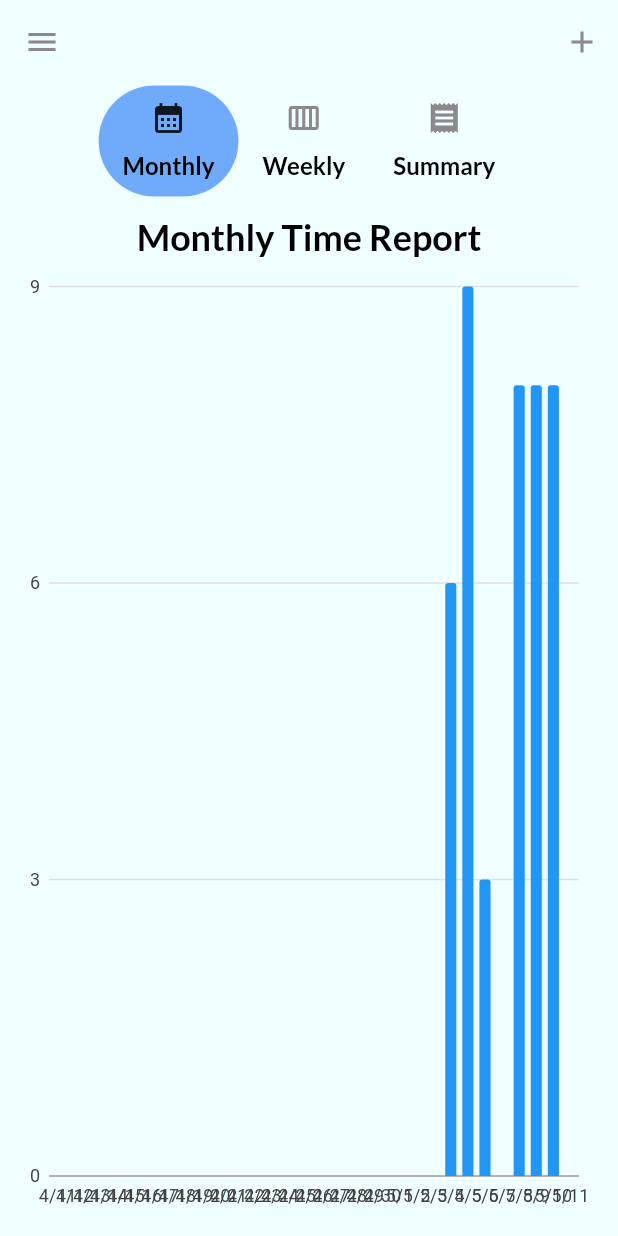
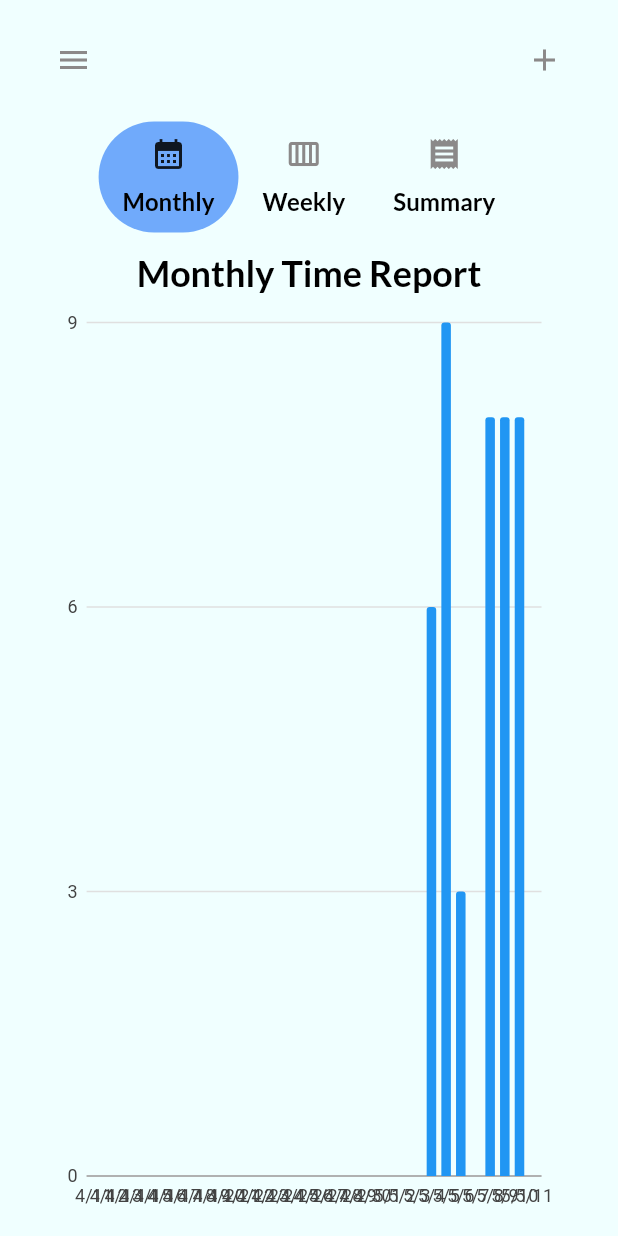
Before and after one commit to iammichellechic/timey-web-app, a Flutter app: the screen it shows after launch, on a phone screen of 412 x 824 dp. Run offline on Flutter 3.47's test engine with Material 2 defaults, Android fonts, the light colour scheme and no system bars; our stand-ins replace charts_flutter, get_it, page_transition, responsive_builder, syncfusion_flutter_calendar; missing offline and left inert: aligned_dialog, syncfusion_flutter_core.

Commit message:
A lot of fixes

```diff
--- a/lib/app/app.dart
+++ b/lib/app/app.dart
@@ -1,15 +1,12 @@
 import 'package:flutter/material.dart';
 import 'package:provider/provider.dart';
+import 'package:timey_web/presentation/pages/base_layout.dart';
 
 import '/presentation/resources/theme_manager.dart';
 
 import '../data/providers/tags.dart';
 import '../data/providers/timeblocks.dart';
 import '../presentation/resources/routes_manager.dart';
-
-
-
-
 
 class MyApp extends StatefulWidget {
   MyApp._internal(); // private named constructor
@@ -39,10 +36,8 @@ class _MyAppState extends State<MyApp> {
         child: MaterialApp(
           title: 'Timey',
           theme: getAppTheme(),
-
           debugShowCheckedModeBanner: false,
-          onGenerateRoute: RouteGenerator.getRoute,
-          initialRoute:Routes.overviewRoute,
+          home: BaseLayout(),
         ));
   }
 }
--- /dev/null
+++ b/lib/locator.dart
@@ -0,0 +1,9 @@
+import 'package:get_it/get_it.dart';
+
+import 'navigation-service.dart';
+
+GetIt locator = GetIt.instance;
+
+void setupLocator() {
+  locator.registerLazySingleton(() => NavigationService());
+}
--- /dev/null
+++ b/lib/navigation-service.dart
@@ -0,0 +1,12 @@
+import 'package:flutter/widgets.dart';
+
+class NavigationService {
+  final GlobalKey<NavigatorState> navigatorKey = GlobalKey<NavigatorState>();
+  Future<dynamic> navigateTo(String routeName) {
+    return navigatorKey.currentState!.pushNamed(routeName);
+  }
+
+  goBack() {
+    navigatorKey.currentState!.pop();
+  }
+}
--- /dev/null
+++ b/lib/presentation/pages/base_layout.dart
@@ -0,0 +1,117 @@
+import 'package:flutter/material.dart';
+import 'package:flutter/widgets.dart';
+import 'package:responsive_builder/responsive_builder.dart';
+import 'package:timey_web/presentation/pages/timeblock_adding_page.dart';
+import 'package:timey_web/presentation/resources/values_manager.dart';
+
+import '../../locator.dart';
+import '../../navigation-service.dart';
+import '../resources/routes_manager.dart';
+import '../shared/menu_drawer.dart';
+
+class BaseLayout extends StatelessWidget {
+  const BaseLayout({Key? key}) : super(key: key);
+
+  @override
+  Widget build(BuildContext context) {
+    return ResponsiveBuilder(
+        builder: (context, sizingInformation) => Scaffold(
+            drawer: sizingInformation.isMobile
+                ? MenuDrawer(
+                    permanentlyDisplay: false,
+                  )
+                : MenuDrawer(
+                    permanentlyDisplay: true,
+                  ),
+            endDrawer: TimeblockPage(),
+            body: CenteredView(
+              child: Column(
+                children: [
+                  NavigationBar(),
+                  Expanded(
+                    child: Navigator(
+                      key: locator<NavigationService>().navigatorKey,
+                      onGenerateRoute: RouteGenerator.getRoute,
+                      initialRoute: Routes.overviewRoute,
+                    ),
+                  ),
+                ],
+              ),
+            )));
+  }
+}
+
+class CenteredView extends StatelessWidget {
+  final Widget child;
+  const CenteredView({Key? key, required this.child}) : super(key: key);
+
+  @override
+  Widget build(BuildContext context) {
+    return Container(
+      padding: const EdgeInsets.symmetric(horizontal: 25),
+      alignment: Alignment.topCenter,
+      child: ConstrainedBox(
+        constraints: BoxConstraints(),
+        child: child,
+      ),
+    );
+  }
+}
+
+class NavigationBar extends StatelessWidget {
+  const NavigationBar({Key? key}) : super(key: key);
+
+  @override
+  Widget build(BuildContext context) {
+    return ScreenTypeLayout(
+      mobile: NavigationBarMobile(),
+      tablet: NavigationBarTabletDesktop(),
+      desktop: NavigationBarTabletDesktop(),
+    );
+  }
+}
+
+class NavigationBarMobile extends StatelessWidget {
+  const NavigationBarMobile({Key? key}) : super(key: key);
+
+  @override
+  Widget build(BuildContext context) {
+    return SizedBox(
+      height: 80,
+      child: Row(
+        mainAxisSize: MainAxisSize.max,
+        mainAxisAlignment: MainAxisAlignment.spaceBetween,
+        children: <Widget>[
+          IconButton(
+            icon: Icon(Icons.menu),
+            onPressed: () async => Scaffold.of(context).openDrawer(),
+          ),
+          IconButton(
+            icon: Icon(Icons.add),
+            onPressed: () async => Scaffold.of(context).openEndDrawer(),
+          )
+          //NavBarLogo()
+        ],
+      ),
+    );
+  }
+}
+
+class NavigationBarTabletDesktop extends StatelessWidget {
+  const NavigationBarTabletDesktop({Key? key}) : super(key: key);
+  @override
+  Widget build(BuildContext context) {
+    return SizedBox(
+      height: 80,
+      child: Row(
+          mainAxisAlignment: MainAxisAlignment.spaceBetween,
+          children: <Widget>[
+            SizedBox(),
+            IconButton(
+              icon: Icon(Icons.add),
+              onPressed: () async => Scaffold.of(context).openEndDrawer(),
+            )
+          ]),
+    );
+  }
+}
--- a/lib/presentation/pages/charts_monthly_page.dart
+++ b/lib/presentation/pages/charts_monthly_page.dart
@@ -13,22 +13,16 @@ import '../resources/values_manager.dart';
 const _daysBefore = 30;
 
 class MonthlyChart extends StatelessWidget {
-  const MonthlyChart({ Key? key }) : super(key: key);
-
+  const MonthlyChart({Key? key}) : super(key: key);
 
   @override
   Widget build(BuildContext context) {
-    return Scaffold(body:buildChartWidget(context)
-
-    );
+    return Scaffold(body: buildChartWidget(context));
   }
 
-   Widget buildChartWidget(BuildContext context) {
+  Widget buildChartWidget(BuildContext context) {
     final timeblocksData = Provider.of<TimeBlocks>(context);
     final timeblocks = timeblocksData.userTimeBlock;
-
-    print(timeblocks.first.reportHours);
-    print(timeblocks.first.remainingMinutes);
 
     List<charts.Series<utils.EntryTotal, String>> seriesData = [
       charts.Series(
--- a/lib/presentation/resources/routes_manager.dart
+++ b/lib/presentation/resources/routes_manager.dart
@@ -15,35 +15,24 @@ class Routes {
 
 class RouteGenerator {
   static Route<dynamic> getRoute(RouteSettings routeSettings) {
-    const int animationDurationMs = 100;
     switch (routeSettings.name) {
       case Routes.overviewRoute:
-        return PageTransition(
-          type: PageTransitionType.rightToLeft,
-          duration: Duration(milliseconds: animationDurationMs),
-          child: OverView(),
-          settings: routeSettings,
-        );
+        return _GeneratePageRoute(
+            widget: OverView(), routeName: routeSettings.name!);
       case Routes.calendarRoute:
-        return PageTransition(
-          type: PageTransitionType.rightToLeft,
-          duration: Duration(milliseconds: animationDurationMs),
-          child: CalendarWidget(),
-          settings: routeSettings,
+        return _GeneratePageRoute(
+          widget: CalendarWidget(),
+          routeName: routeSettings.name!,
         );
       case Routes.tableRoute:
-        return PageTransition(
-          type: PageTransitionType.rightToLeft,
-          duration: Duration(milliseconds: animationDurationMs),
-          child: EditablePage(),
-          settings: routeSettings,
+        return _GeneratePageRoute(
+          widget: EditablePage(),
+          routeName: routeSettings.name!,
         );
       case Routes.formRoute:
-        return PageTransition(
-          type: PageTransitionType.rightToLeft,
-          duration: Duration(milliseconds: animationDurationMs),
-          child: TimeblockPage(),
-          settings: routeSettings,
+        return _GeneratePageRoute(
+          widget: TimeblockPage(),
+          routeName: routeSettings.name!,
         );
       default:
         return unDefinedRoute();
@@ -60,3 +49,29 @@ class RouteGenerator {
             ));
   }
 }
+
+class _GeneratePageRoute extends PageRouteBuilder {
+  final Widget widget;
+  final String routeName;
+  _GeneratePageRoute({required this.widget, required this.routeName})
+      : super(
+            settings: RouteSettings(name: routeName),
+            pageBuilder: (BuildContext context, Animation<double> animation,
+                Animation<double> secondaryAnimation) {
+              return widget;
+            },
+            transitionDuration: Duration(milliseconds: 200),
+            transitionsBuilder: (BuildContext context,
+                Animation<double> animation,
+                Animation<double> secondaryAnimation,
+                Widget child) {
+              return SlideTransition(
+                textDirection: TextDirection.ltr,
+                position: Tween<Offset>(
+                  begin: Offset(1.0, 0.0),
+                  end: Offset.zero,
+                ).animate(animation),
+                child: child,
+              );
+            });
+}
--- a/lib/presentation/screens/chart_overview_screen.dart
+++ b/lib/presentation/screens/chart_overview_screen.dart
@@ -9,63 +9,33 @@ import '/presentation/resources/color_manager.dart';
 import '../shared/menu_drawer.dart';
 
 class OverView extends StatelessWidget {
-
   @override
   Widget build(BuildContext context) {
-      final GlobalKey<ScaffoldState> _scaffoldKey = GlobalKey<ScaffoldState>();
-    final bool displayMobileLayout = MediaQuery.of(context).size.width < 600;
-
-    return Row(
-      children: [
-        if (!displayMobileLayout)
-          const MenuDrawer(
-            permanentlyDisplay: true,
-          ),
-        Expanded(
-          child: Scaffold(
-            appBar: AppBar(
-              backgroundColor: Colors.transparent,
-              iconTheme: IconThemeData(color: ColorManager.grey),
-              elevation: 0,
-              automaticallyImplyLeading: displayMobileLayout,
-              actions: [
-                IconButton(
-                  icon: Icon(Icons.add, color: ColorManager.grey),
-                  hoverColor: ColorManager.blue.withOpacity(0.6),
-                  onPressed: () {
-                    _scaffoldKey.currentState!.openEndDrawer();
-                  },
-                ),
-              ],
-            ),
-            key: _scaffoldKey,
-            //endDrawerEnableOpenDragGesture: false,
-            extendBodyBehindAppBar: true,
-            endDrawer: TimeblockPage(),
-            drawer: displayMobileLayout
-                ? const MenuDrawer(
-                    permanentlyDisplay: false,
-                  )
-                : null,
-            body: buildChartsWidget(context),
-          ),
-        )
-      ],
+    return Container(
+      child: buildChartsWidget(context),
     );
   }
 
   Widget buildChartsWidget(BuildContext context) => TabBarWidget(
         // title: 'Time Reports',
         tabs: [
-          Tab(icon: Icon(Icons.calendar_month), child: Text('Monthly', style: Theme.of(context).textTheme.subtitle1)),
-          Tab(icon: Icon(Icons.calendar_view_week), child: Text('Weekly', style: Theme.of(context).textTheme.subtitle1)),
-          Tab(icon: Icon(Icons.receipt), child: Text('Summary', style:Theme.of(context).textTheme.subtitle1 )),
+          Tab(
+              icon: Icon(Icons.calendar_month),
+              child: Text('Monthly',
+                  style: Theme.of(context).textTheme.subtitle1)),
+          Tab(
+              icon: Icon(Icons.calendar_view_week),
+              child:
+                  Text('Weekly', style: Theme.of(context).textTheme.subtitle1)),
+          Tab(
+              icon: Icon(Icons.receipt),
+              child: Text('Summary',
+                  style: Theme.of(context).textTheme.subtitle1)),
         ],
         children: [
-        MonthlyChart(),
-        WeeklyChart(),
-        Container(),
+          MonthlyChart(),
+          WeeklyChart(),
+          Container(),
         ],
       );
-
 }
--- a/pubspec.yaml
+++ b/pubspec.yaml
@@ -36,6 +36,9 @@ dependencies:
   #handle dates
   intl: ^0.17.0
 
+  get_it:
+
+  responsive_builder:
 
   #charts
   charts_flutter: ^0.12.0
```
Also changed, not shown: lib/main.dart (+5 -2 lines), lib/presentation/screens/calendar_screen.dart (+6 -46 lines), lib/presentation/screens/table_timeblock_screen.dart (+2 -45 lines), lib/presentation/shared/menu_drawer.dart (+5 -18 lines), pubspec.lock.
